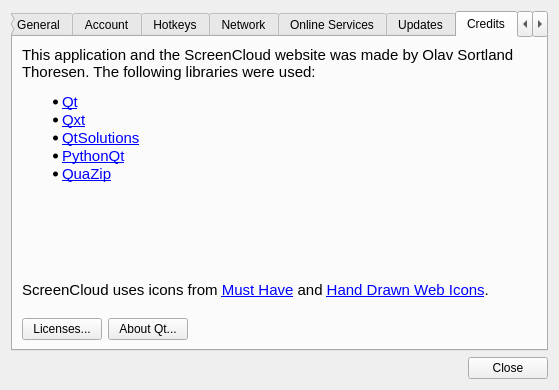
Qt form screencloud/src/dialog/preferencesdialog.ui (olav-st/screencloud) before a commit.
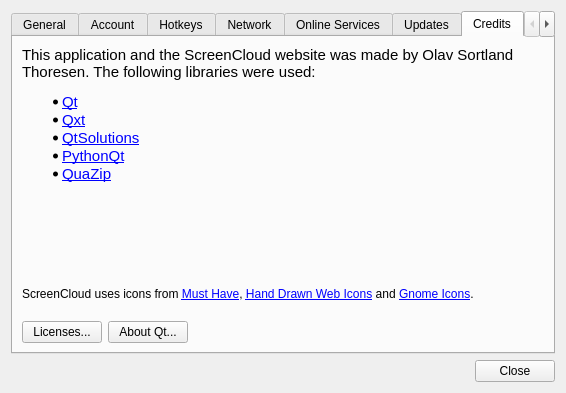
The same form after that commit. The open tabs and pages were chosen to show the change.

Commit message: added draw-text icon

What changed in the file:
```diff
--- a/screencloud/src/dialog/preferencesdialog.ui
+++ b/screencloud/src/dialog/preferencesdialog.ui
@@ -12,8 +12,8 @@
    <rect>
     <x>0</x>
     <y>0</y>
-    <width>559</width>
-    <height>387</height>
+    <width>566</width>
+    <height>393</height>
    </rect>
   </property>
   <property name="sizePolicy">
@@ -948,7 +948,10 @@
        <item>
         <widget class="QLabel" name="label">
          <property name="text">
-          <string>&lt;html&gt;&lt;head/&gt;&lt;body&gt;&lt;p&gt;&lt;span style=&quot; font-family:'Ubuntu'; font-size:11pt;&quot;&gt;ScreenCloud uses icons from &lt;/span&gt;&lt;a href=&quot;http://www.visualpharm.com/must_have_icon_set/&quot;&gt;&lt;span style=&quot; font-family:'Ubuntu'; font-size:11pt; text-decoration: underline; color:#0000ff;&quot;&gt;Must Have&lt;/span&gt;&lt;/a&gt;&lt;span style=&quot; font-family:'Ubuntu'; font-size:11pt;&quot;&gt; and &lt;/span&gt;&lt;a href=&quot;http://freebiesbooth.com/hand-drawn-web-icons&quot;&gt;&lt;span style=&quot; font-family:'Ubuntu'; font-size:11pt; text-decoration: underline; color:#0000ff;&quot;&gt;Hand Drawn Web Icons&lt;/span&gt;&lt;/a&gt;&lt;span style=&quot; font-family:'Ubuntu'; font-size:11pt;&quot;&gt;.&lt;br/&gt;&lt;/span&gt;&lt;/p&gt;&lt;/body&gt;&lt;/html&gt;</string>
+          <string>&lt;html&gt;&lt;head/&gt;&lt;body&gt;&lt;p&gt;ScreenCloud uses icons from &lt;a href=&quot;http://www.visualpharm.com/must_have_icon_set/&quot;&gt;&lt;span style=&quot; text-decoration: underline; color:#0000ff;&quot;&gt;Must Have&lt;/span&gt;&lt;/a&gt;, &lt;a href=&quot;http://freebiesbooth.com/hand-drawn-web-icons&quot;&gt;&lt;span style=&quot; text-decoration: underline; color:#0000ff;&quot;&gt;Hand Drawn Web Icons&lt;/span&gt;&lt;/a&gt; and &lt;a href=&quot;http://www.gnome.org/&quot;&gt;&lt;span style=&quot; text-decoration: underline; color:#0000ff;&quot;&gt;Gnome Icons&lt;/span&gt;&lt;/a&gt;.&lt;br/&gt;&lt;/p&gt;&lt;/body&gt;&lt;/html&gt;</string>
+         </property>
+         <property name="wordWrap">
+          <bool>true</bool>
          </property>
          <property name="openExternalLinks">
           <bool>true</bool>
```
The commit also changes 5 other files.
